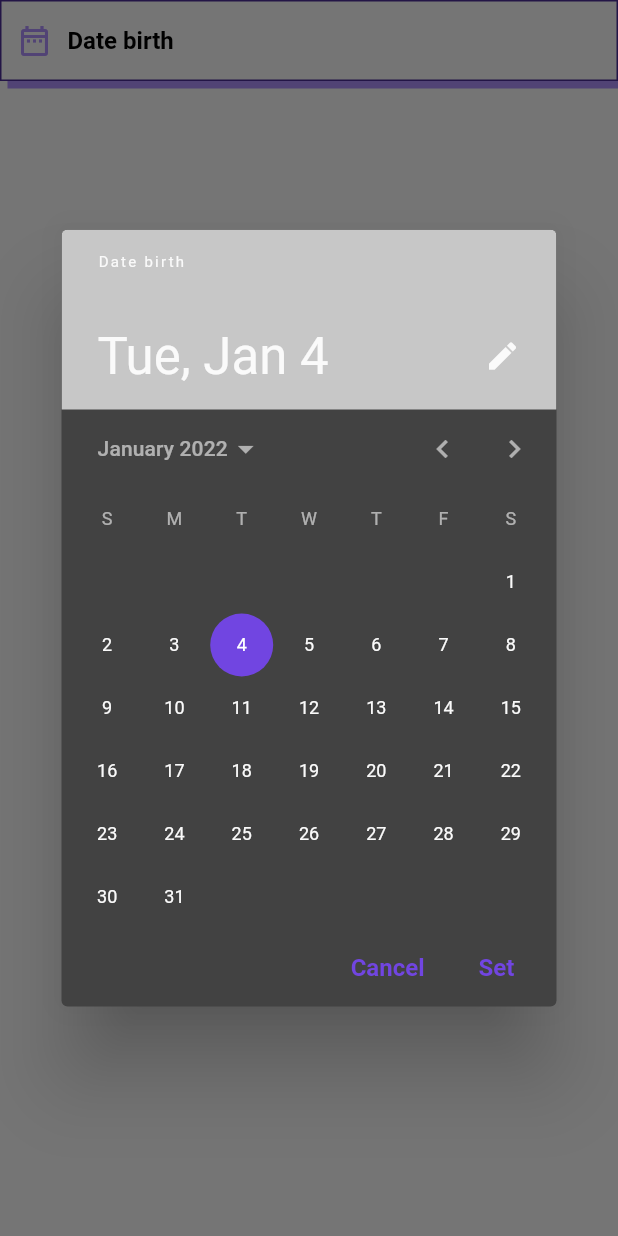
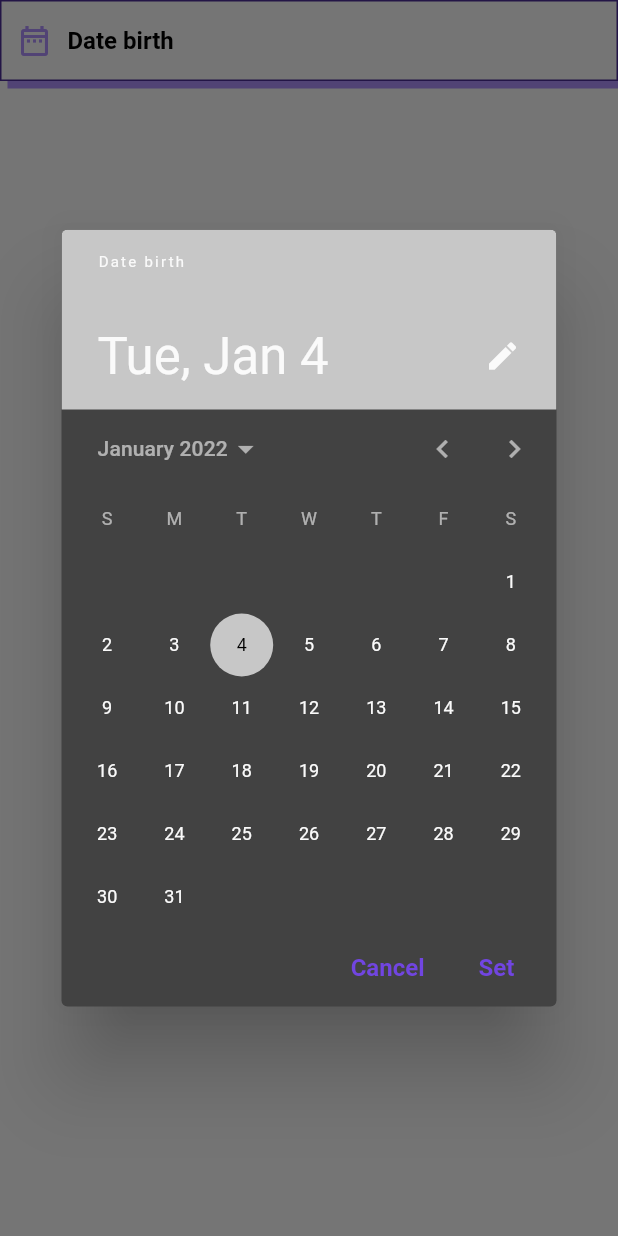
Before and after one commit to enviel97/EducationHelper, a Flutter app: the KDateField widget shown alone on an empty page, opened directly, after a tap on "Date birth", on a phone screen of 412 x 824 dp. Run offline on Flutter 3.47's test engine with Material 2 defaults, Android fonts, the phone set to English and light mode, and no system bars; our stand-ins replace equatable, faker, firebase_core, flutter_bloc, flutter_spinkit, flutter_vector_icons and 6 more; accounts and stored records are empty.

Commit message:
[Change UI] DatePickerField

```diff
--- a/lib/constants/app_theme.dart
+++ b/lib/constants/app_theme.dart
@@ -7,6 +7,7 @@ class AppTheme {
   AppTheme._();
   ColorScheme scheme({
     required Color backgroundColor,
+    required Color onBack,
     required Brightness brightness,
   }) =>
       ColorScheme(
@@ -20,7 +21,7 @@ class AppTheme {
         onPrimary: kWhiteColor,
         onSecondary: kBlackColor,
         onSurface: kPlaceholderColor,
-        onBackground: backgroundColor,
+        onBackground: onBack,
         onError: kErrorColor.withOpacity(.7),
         brightness: brightness,
       );
@@ -54,6 +55,7 @@ class AppTheme {
       colorScheme: theme.scheme(
         backgroundColor: kWhiteColor,
         brightness: Brightness.dark,
+        onBack: kBlackColor,
       ),
       dialogBackgroundColor: kWhiteColor,
       scaffoldBackgroundColor: kWhiteColor,
@@ -73,6 +75,7 @@ class AppTheme {
       colorScheme: theme.scheme(
         backgroundColor: kBlackColor,
         brightness: Brightness.light,
+        onBack: kWhiteColor,
       ),
       dialogBackgroundColor: kBlackColor,
       scaffoldBackgroundColor: kBlackColor,
--- a/lib/constants/colors.dart
+++ b/lib/constants/colors.dart
@@ -14,6 +14,7 @@ const Color kPlaceholderColor = Color(0xFFfafafa);
 const Color kPlaceholderLightColor = Color(0xFFffffff);
 const Color kPlaceholderDarkColor = Color(0xFFc7c7c7);
 const Color kDividerColor = Color(0xffc7c7c7);
+const Color kPlacehoderSuperDarkColor = Color(0xFF3a3a3a);
 
 // color origin
 const Color kBlackColor = Color(0xFF000000);
--- a/lib/views/widgets/form/custom_date_field.dart
+++ b/lib/views/widgets/form/custom_date_field.dart
@@ -116,7 +116,18 @@ class _KDateFieldState extends State<KDateField> {
         helpText: widget.hintText,
         cancelText: 'Cancel',
         confirmText: 'Set',
-    );
+        fieldHintText: widget.formatDate,
+        builder: (_, __) => Theme(
+              data: Theme.of(context).copyWith(
+                colorScheme: Theme.of(context).colorScheme.copyWith(
+                      primary: isLightTheme
+                          ? kPlaceholderDarkColor
+                          : kPlacehoderSuperDarkColor,
+                      onPrimary: isLightTheme ? kBlackColor : kWhiteColor,
+                    ),
+              ),
+              child: SizedBox(child: __),
+            ));
 
     if (picked != null && picked != selectedDateTime) {
       setState(() {
```
Lines whose indentation alone changed are shown as unchanged.
